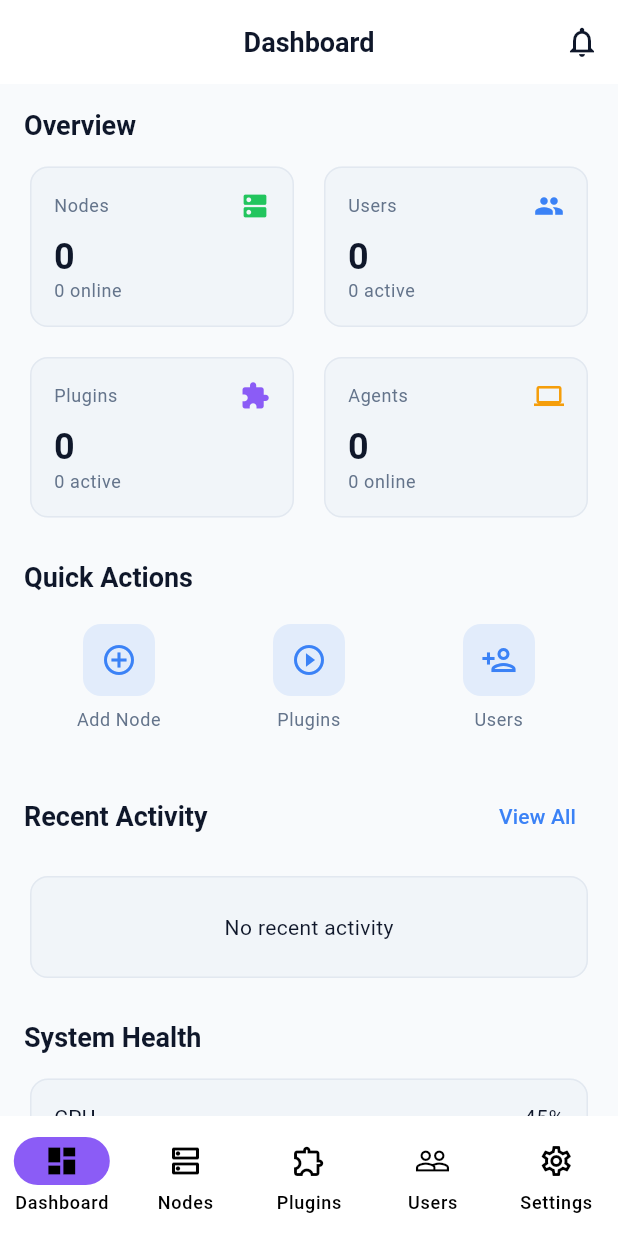
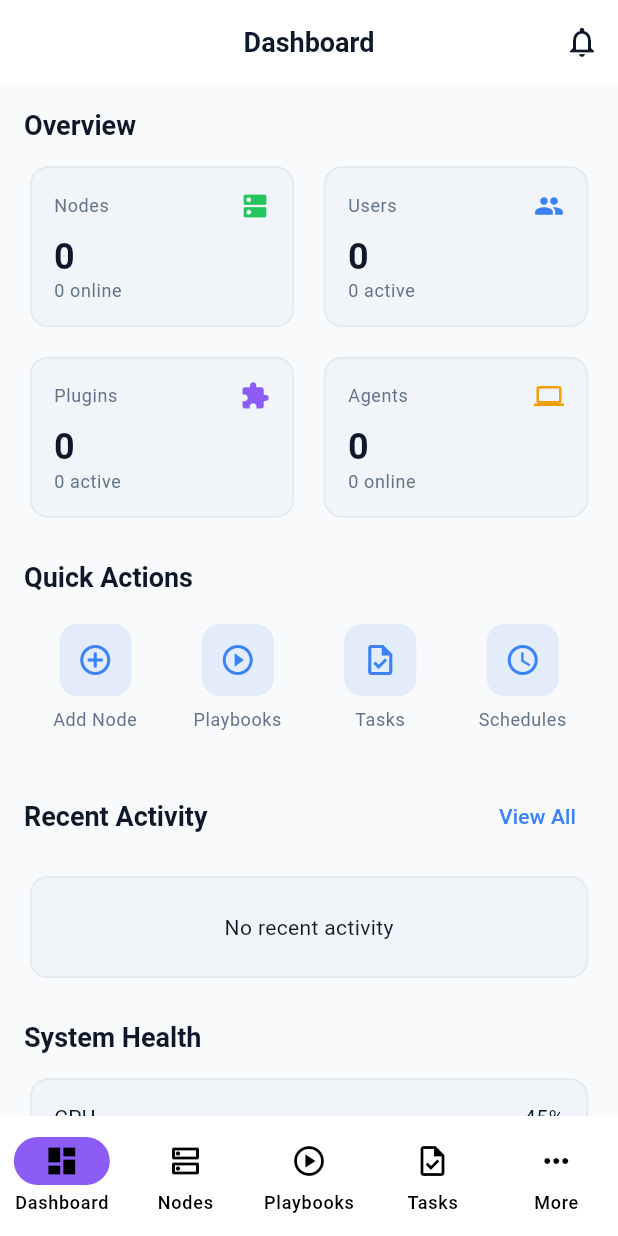
Before and after one commit to AnixOps/Anixops-control-center, a Flutter app: the DashboardPage screen opened by its route, on a phone screen of 412 x 824 dp. Run offline on Flutter 3.47's test engine with Material 3 defaults, Android fonts, the phone set to English and light mode, and no system bars; our stand-ins replace dio, flutter_riverpod, go_router, shared_preferences; missing offline and left inert: window_manager; accounts and stored records are empty; network calls fail.

Commit message:
feat: improve navigation with Schedules and more menu
- Add Schedules route to app_router.dart
- Update desktop sidebar with Schedules navigation
- Redesign mobile bottom nav with More menu sheet
- Update dashboard quick actions (Playbooks, Tasks, Schedules)
- Fix desktop shell index calculation for new navigation order

Mobile navigation now has:
- Dashboard, Nodes, Playbooks, Tasks tabs
- More menu with Schedules, Plugins, Users, Logs, Alerts, Settings
- Role-based visibility for Users menu (admin only)

```diff
--- a/mobile/lib/core/router/app_router.dart
+++ b/mobile/lib/core/router/app_router.dart
@@ -15,6 +15,7 @@
 import '../../features/notifications/presentation/pages/notifications_page.dart';
 import '../../features/playbooks/presentation/pages/playbooks_page.dart';
 import '../../features/tasks/presentation/pages/tasks_page.dart';
+import '../../features/schedules/presentation/pages/schedules_page.dart';
 
 import '../../features/auth/presentation/providers/auth_provider.dart';
 import '../../shared/presentation/pages/main_shell.dart';
@@ -75,6 +76,11 @@
             path: '/tasks',
             name: 'tasks',
             builder: (context, state) => const TasksPage(),
+          ),
+          GoRoute(
+            path: '/schedules',
+            name: 'schedules',
+            builder: (context, state) => const SchedulesPage(),
           ),
           GoRoute(
             path: '/plugins',
--- a/mobile/lib/desktop/desktop_shell.dart
+++ b/mobile/lib/desktop/desktop_shell.dart
@@ -35,14 +35,18 @@
       _selectedIndex = 1;
     } else if (location.startsWith('/playbooks')) {
       _selectedIndex = 2;
+    } else if (location.startsWith('/tasks')) {
+      _selectedIndex = 3;
+    } else if (location.startsWith('/schedules')) {
+      _selectedIndex = 4;
     } else if (location.startsWith('/plugins')) {
-      _selectedIndex = 3;
+      _selectedIndex = 5;
     } else if (location.startsWith('/users')) {
-      _selectedIndex = 4;
+      _selectedIndex = 6;
     } else if (location.startsWith('/logs')) {
-      _selectedIndex = 5;
+      _selectedIndex = 7;
     } else if (location.startsWith('/settings')) {
-      _selectedIndex = 6;
+      _selectedIndex = 8;
     }
   }
 
--- a/mobile/lib/desktop/sidebar.dart
+++ b/mobile/lib/desktop/sidebar.dart
@@ -231,6 +231,7 @@
       _NavItemData(Icons.dns_rounded, 'Nodes', '/nodes'),
       _NavItemData(Icons.play_circle_rounded, 'Playbooks', '/playbooks'),
       _NavItemData(Icons.task_rounded, 'Tasks', '/tasks'),
+      _NavItemData(Icons.schedule_rounded, 'Schedules', '/schedules'),
       _NavItemData(Icons.extension_rounded, 'Plugins', '/plugins'),
     ];
 
--- a/mobile/lib/features/dashboard/presentation/pages/dashboard_page.dart
+++ b/mobile/lib/features/dashboard/presentation/pages/dashboard_page.dart
@@ -151,15 +151,22 @@
             Expanded(
               child: _QuickActionButton(
                 icon: Icons.play_circle_outline,
-                label: 'Plugins',
-                onTap: () => context.go('/plugins'),
+                label: 'Playbooks',
+                onTap: () => context.go('/playbooks'),
               ),
             ),
             Expanded(
               child: _QuickActionButton(
-                icon: Icons.person_add_outlined,
-                label: 'Users',
-                onTap: () => context.go('/users'),
+                icon: Icons.task_outlined,
+                label: 'Tasks',
+                onTap: () => context.go('/tasks'),
+              ),
+            ),
+            Expanded(
+              child: _QuickActionButton(
+                icon: Icons.schedule_outlined,
+                label: 'Schedules',
+                onTap: () => context.go('/schedules'),
               ),
             ),
           ],
--- a/mobile/lib/shared/presentation/pages/main_shell.dart
+++ b/mobile/lib/shared/presentation/pages/main_shell.dart
@@ -3,6 +3,7 @@
 import 'package:go_router/go_router.dart';
 
 import '../../../core/theme/app_theme.dart';
+import '../../../features/auth/presentation/providers/auth_provider.dart';
 
 class MainShell extends ConsumerWidget {
   final Widget child;
@@ -15,54 +16,207 @@
   @override
   Widget build(BuildContext context, WidgetRef ref) {
     final currentPath = GoRouterState.of(context).matchedLocation;
+    final authState = ref.watch(authStateProvider);
+    final userRole = authState.role ?? 'viewer';
 
     return Scaffold(
       body: child,
       bottomNavigationBar: NavigationBar(
         selectedIndex: _calculateSelectedIndex(currentPath),
         onDestinationSelected: (index) => _onItemTapped(index, context),
-        destinations: const [
-          NavigationDestination(
+        destinations: _getDestinations(userRole),
+      ),
+    );
+  }
+
+  List<NavigationDestination> _getDestinations(String userRole) {
+    return [
+      const NavigationDestination(
         icon: Icon(Icons.dashboard_outlined),
         selectedIcon: Icon(Icons.dashboard),
         label: 'Dashboard',
       ),
-          NavigationDestination(
+      const NavigationDestination(
         icon: Icon(Icons.dns_outlined),
         selectedIcon: Icon(Icons.dns),
         label: 'Nodes',
       ),
-          NavigationDestination(
-            icon: Icon(Icons.extension_outlined),
-            selectedIcon: Icon(Icons.extension),
+      const NavigationDestination(
+        icon: Icon(Icons.play_circle_outlined),
+        selectedIcon: Icon(Icons.play_circle),
+        label: 'Playbooks',
+      ),
+      const NavigationDestination(
+        icon: Icon(Icons.task_outlined),
+        selectedIcon: Icon(Icons.task),
+        label: 'Tasks',
+      ),
+      const NavigationDestination(
+        icon: Icon(Icons.more_horiz),
+        selectedIcon: Icon(Icons.more_horiz),
+        label: 'More',
+      ),
+    ];
+  }
+
+  int _calculateSelectedIndex(String path) {
+    if (path.startsWith('/dashboard')) return 0;
+    if (path.startsWith('/nodes')) return 1;
+    if (path.startsWith('/playbooks')) return 2;
+    if (path.startsWith('/tasks')) return 3;
+    if (path.startsWith('/schedules') ||
+        path.startsWith('/plugins') ||
+        path.startsWith('/users') ||
+        path.startsWith('/logs') ||
+        path.startsWith('/settings') ||
+        path.startsWith('/notifications')) return 4;
+    return 0;
+  }
+
+  void _onItemTapped(int index, BuildContext context) {
+    final routes = ['/dashboard', '/nodes', '/playbooks', '/tasks'];
+    if (index < routes.length) {
+      context.go(routes[index]);
+    } else {
+      // Show more menu as bottom sheet
+      _showMoreMenu(context);
+    }
+  }
+
+  void _showMoreMenu(BuildContext context) {
+    showModalBottomSheet(
+      context: context,
+      builder: (context) => const _MoreMenuSheet(),
+    );
+  }
+}
+
+class _MoreMenuSheet extends ConsumerWidget {
+  const _MoreMenuSheet();
+
+  @override
+  Widget build(BuildContext context, WidgetRef ref) {
+    final authState = ref.watch(authStateProvider);
+    final userRole = authState.role ?? 'viewer';
+
+    return SafeArea(
+      child: Padding(
+        padding: const EdgeInsets.symmetric(vertical: 16),
+        child: Column(
+          mainAxisSize: MainAxisSize.min,
+          children: [
+            Container(
+              width: 40,
+              height: 4,
+              margin: const EdgeInsets.only(bottom: 16),
+              decoration: BoxDecoration(
+                color: Colors.grey[300],
+                borderRadius: BorderRadius.circular(2),
+              ),
+            ),
+            Padding(
+              padding: const EdgeInsets.symmetric(horizontal: 16),
+              child: GridView.count(
+                shrinkWrap: true,
+                crossAxisCount: 4,
+                mainAxisSpacing: 16,
+                crossAxisSpacing: 16,
+                children: [
+                  _MoreMenuItem(
+                    icon: Icons.schedule,
+                    label: 'Schedules',
+                    onTap: () {
+                      Navigator.pop(context);
+                      context.go('/schedules');
+                    },
+                  ),
+                  _MoreMenuItem(
+                    icon: Icons.extension,
                     label: 'Plugins',
+                    onTap: () {
+                      Navigator.pop(context);
+                      context.go('/plugins');
+                    },
                   ),
-          NavigationDestination(
-            icon: Icon(Icons.people_outline),
-            selectedIcon: Icon(Icons.people),
+                  if (userRole == 'admin')
+                    _MoreMenuItem(
+                      icon: Icons.people,
                       label: 'Users',
+                      onTap: () {
+                        Navigator.pop(context);
+                        context.go('/users');
+                      },
                     ),
-          NavigationDestination(
-            icon: Icon(Icons.settings_outlined),
-            selectedIcon: Icon(Icons.settings),
+                  _MoreMenuItem(
+                    icon: Icons.description,
+                    label: 'Logs',
+                    onTap: () {
+                      Navigator.pop(context);
+                      context.go('/logs');
+                    },
+                  ),
+                  _MoreMenuItem(
+                    icon: Icons.notifications,
+                    label: 'Alerts',
+                    onTap: () {
+                      Navigator.pop(context);
+                      context.go('/notifications');
+                    },
+                  ),
+                  _MoreMenuItem(
+                    icon: Icons.settings,
                     label: 'Settings',
+                    onTap: () {
+                      Navigator.pop(context);
+                      context.go('/settings');
+                    },
+                  ),
+                ],
+              ),
+            ),
+          ],
+        ),
+      ),
+    );
+  }
+}
+
+class _MoreMenuItem extends StatelessWidget {
+  final IconData icon;
+  final String label;
+  final VoidCallback onTap;
+
+  const _MoreMenuItem({
+    required this.icon,
+    required this.label,
+    required this.onTap,
+  });
+
+  @override
+  Widget build(BuildContext context) {
+    return InkWell(
+      onTap: onTap,
+      borderRadius: BorderRadius.circular(12),
+      child: Column(
+        mainAxisAlignment: MainAxisAlignment.center,
+        children: [
+          Container(
+            width: 48,
+            height: 48,
+            decoration: BoxDecoration(
+              color: AppTheme.primaryColor.withValues(alpha: 0.1),
+              borderRadius: BorderRadius.circular(12),
+            ),
+            child: Icon(icon, color: AppTheme.primaryColor),
+          ),
+          const SizedBox(height: 8),
+          Text(
+            label,
+            style: Theme.of(context).textTheme.bodySmall,
+            textAlign: TextAlign.center,
           ),
         ],
       ),
     );
   }
-
-  int _calculateSelectedIndex(String path) {
-    if (path.startsWith('/dashboard')) return 0;
-    if (path.startsWith('/nodes')) return 1;
-    if (path.startsWith('/plugins')) return 2;
-    if (path.startsWith('/users')) return 3;
-    if (path.startsWith('/settings')) return 4;
-    return 0;
 }
-
-  void _onItemTapped(int index, BuildContext context) {
-    final routes = ['/dashboard', '/nodes', '/plugins', '/users', '/settings'];
-    context.go(routes[index]);
-  }
-}
```
Lines whose indentation alone changed are shown as unchanged.
